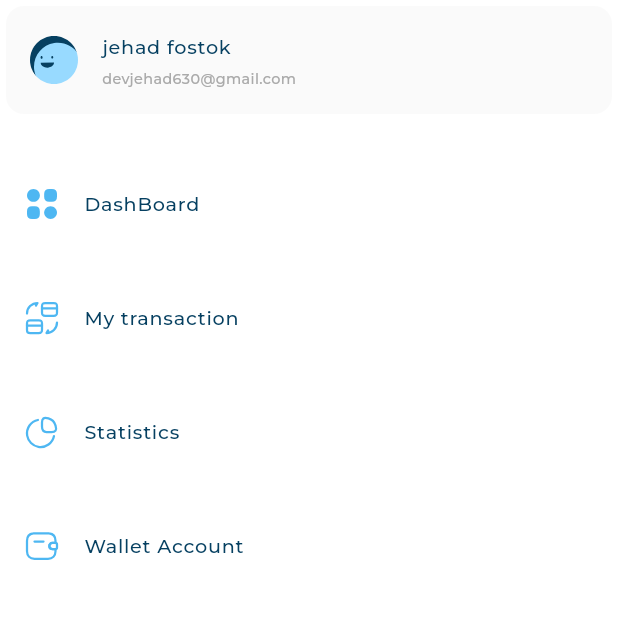
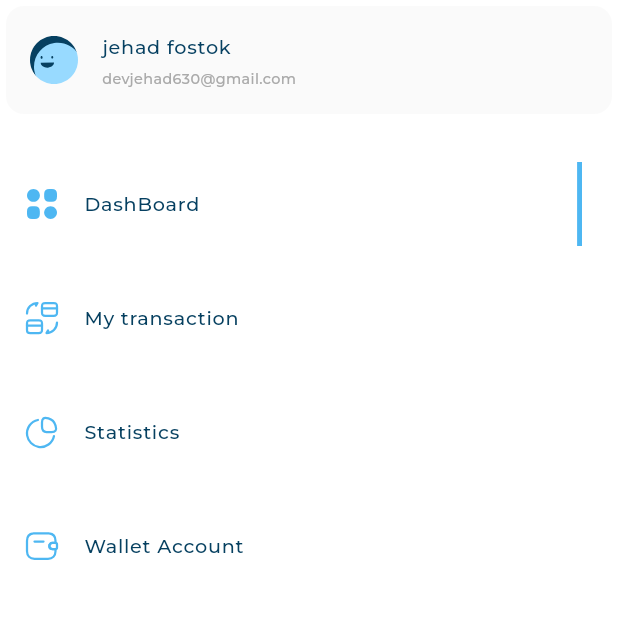
Before and after one commit to Jehad630/responsive_dashborad, a Flutter app: the DashboardDesktopLayout screen opened directly, on a phone screen of 412 x 824 dp, the top half of it. Run offline on Flutter 3.47's test engine with Material 3 defaults, Android fonts, the phone set to English and light mode, and no system bars; our stand-ins replace flutter_svg; project files that could hold a hidden picture were left out.

Commit message:
Adding active & inactive item drawer

```diff
--- a/lib/core/models/drawerItemModel.dart
+++ b/lib/core/models/drawerItemModel.dart
@@ -2,5 +2,5 @@ class DraweritemModel {
   final String title;
   final String image;
 
-  const DraweritemModel({required this.title, required this.image});
+   DraweritemModel({required this.title, required this.image});
 }
--- /dev/null
+++ b/lib/features/widgets/active_drawer_item.dart
@@ -0,0 +1,22 @@
+import 'package:flutter/material.dart';
+import 'package:flutter_svg/svg.dart';
+import 'package:responsive_dashborad/core/models/drawerItemModel.dart';
+import 'package:responsive_dashborad/core/utils/app_styles.dart';
+
+class ActiveDrawerItem extends StatelessWidget {
+  const ActiveDrawerItem({super.key, required this.draweritemModel});
+
+  final DraweritemModel draweritemModel;
+
+  @override
+  Widget build(BuildContext context) {
+    return ListTile(
+      leading: SvgPicture.asset(draweritemModel.image),
+      title: Text(
+        draweritemModel.title,
+        style: AppStyles.styleSemiBold16(context),
+      ),
+      trailing: Container(width: 3.27, color: Color(0xFF4EB7F2)),
+    );
+  }
+}
--- a/lib/features/widgets/drawer_item.dart
+++ b/lib/features/widgets/drawer_item.dart
@@ -1,19 +1,20 @@
 import 'package:flutter/material.dart';
-import 'package:flutter_svg/svg.dart';
 import 'package:responsive_dashborad/core/models/drawerItemModel.dart';
-import 'package:responsive_dashborad/core/utils/app_styles.dart';
+import 'package:responsive_dashborad/features/widgets/active_drawer_item.dart';
+import 'package:responsive_dashborad/features/widgets/in_active_drawer_item.dart';
 
 class DrawerItem extends StatelessWidget {
-  const DrawerItem({super.key, required this.draweritemModel});
+  const DrawerItem({
+    super.key,
+    required this.draweritemModel,
+    required this.isActive,
+  });
   final DraweritemModel draweritemModel;
+  final bool isActive;
   @override
   Widget build(BuildContext context) {
-    return ListTile(
-      leading: SvgPicture.asset(draweritemModel.image),
-      title: Text(
-        draweritemModel.title,
-        style: AppStyles.styleMedium16(context),
-      ),
-    );
+    return isActive
+        ? ActiveDrawerItem(draweritemModel: draweritemModel)
+        : InActiveDrawerItem(draweritemModel: draweritemModel);
   }
 }
--- a/lib/features/widgets/draweritem_list_view.dart
+++ b/lib/features/widgets/draweritem_list_view.dart
@@ -3,10 +3,17 @@ import 'package:responsive_dashborad/core/models/drawerItemModel.dart';
 import 'package:responsive_dashborad/core/utils/app_images.dart';
 import 'package:responsive_dashborad/features/widgets/drawer_item.dart';
 
-class draweritemListView extends StatelessWidget {
+class draweritemListView extends StatefulWidget {
   const draweritemListView({super.key});
 
-  static const List<DraweritemModel> items = [
+  @override
+  State<draweritemListView> createState() => _draweritemListViewState();
+}
+
+class _draweritemListViewState extends State<draweritemListView> {
+  int Selectedindex = 0;
+
+  final List<DraweritemModel> items = [
     DraweritemModel(title: "DashBoard", image: Assets.imagesDashboard),
     DraweritemModel(title: "My transaction", image: Assets.imagesMyTransctions),
     DraweritemModel(title: "Statistics", image: Assets.imagesStatistics),
@@ -21,9 +28,22 @@ class draweritemListView extends StatelessWidget {
       physics: NeverScrollableScrollPhysics(),
       itemCount: items.length,
       itemBuilder: (context, index) {
-        return Padding(
-          padding: const EdgeInsets.only(top: 20.0),
-          child: DrawerItem(draweritemModel: items[index]),
+        return GestureDetector(
+          onTap: () {
+            if (Selectedindex != index) {
+              setState(() {
+                Selectedindex = index;
+                print("Selectedindex $Selectedindex");
+              });
+            }
+          },
+          child: Padding(
+            padding: const EdgeInsets.only(top: 20.0),
+            child: DrawerItem(
+              draweritemModel: items[index],
+              isActive: Selectedindex == index,
+            ),
+          ),
         );
       },
     );
--- /dev/null
+++ b/lib/features/widgets/in_active_drawer_item.dart
@@ -0,0 +1,21 @@
+import 'package:flutter/material.dart';
+import 'package:flutter_svg/svg.dart';
+import 'package:responsive_dashborad/core/models/drawerItemModel.dart';
+import 'package:responsive_dashborad/core/utils/app_styles.dart';
+
+class InActiveDrawerItem extends StatelessWidget {
+  const InActiveDrawerItem({super.key, required this.draweritemModel});
+
+  final DraweritemModel draweritemModel;
+
+  @override
+  Widget build(BuildContext context) {
+    return ListTile(
+      leading: SvgPicture.asset(draweritemModel.image),
+      title: Text(
+        draweritemModel.title,
+        style: AppStyles.styleRegular16(context),
+      ),
+    );
+  }
+}
```
